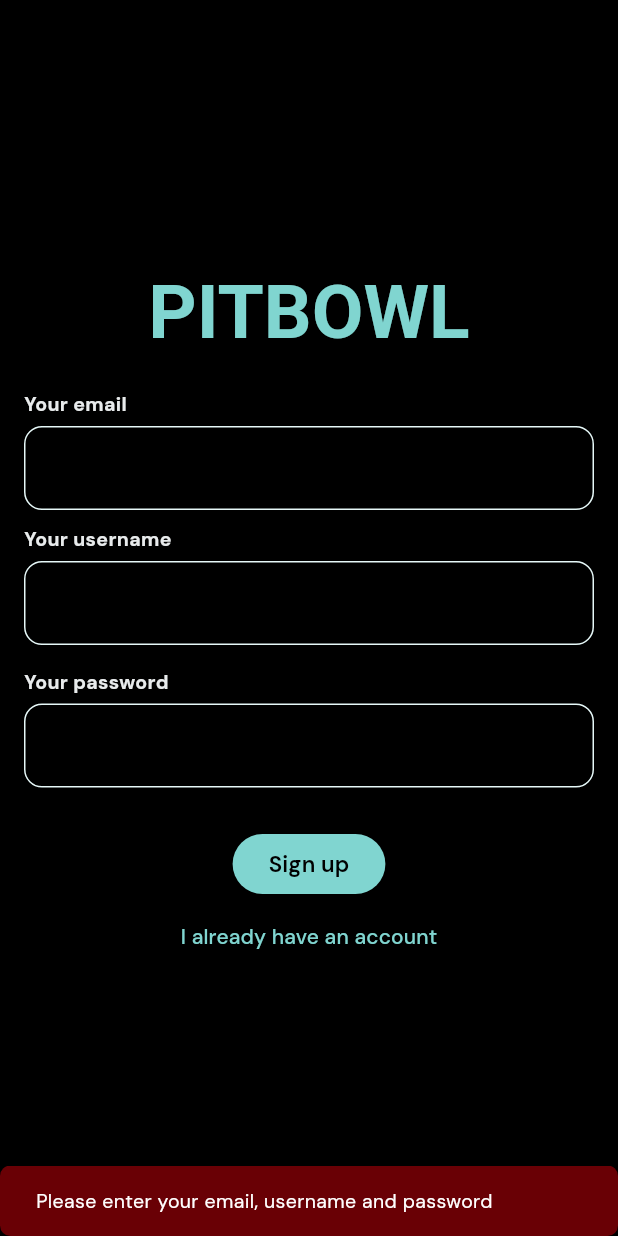
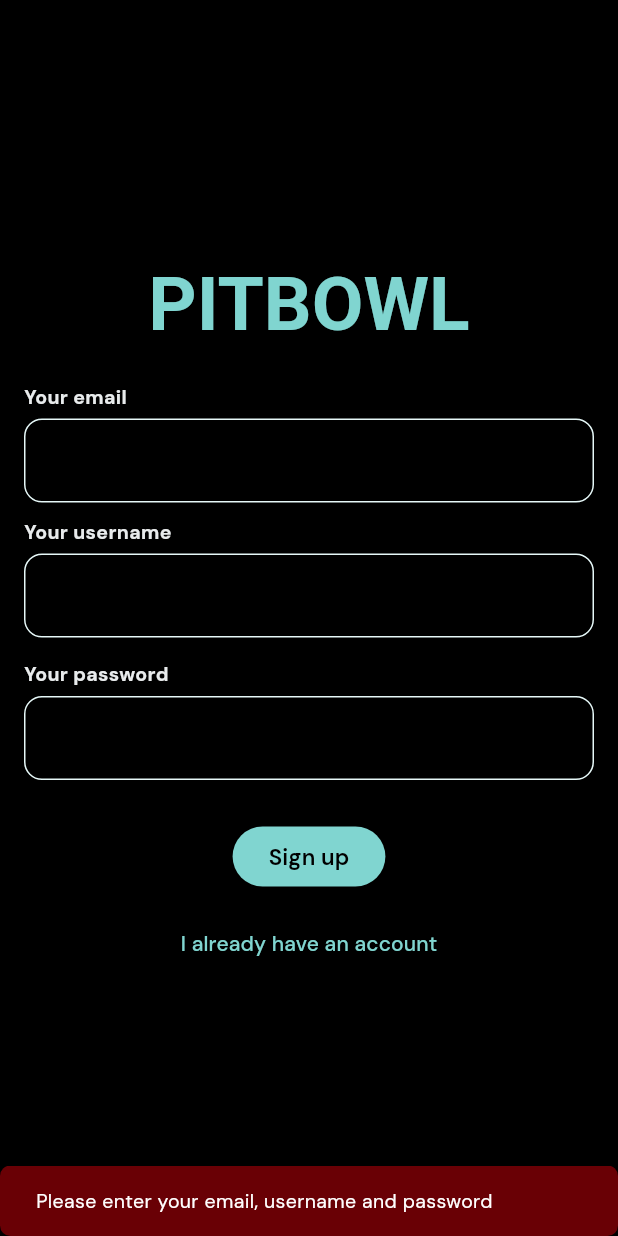
Before and after one commit to Reasondro/pitbowl, a Flutter app: the screen it shows after launch, after a tap on "Create an account", after a tap on "Sign up", on a phone screen of 412 x 824 dp. Run offline on Flutter 3.47's test engine with Material 3 defaults, Android fonts, the phone set to English and light mode, and no system bars; our stand-ins replace cloud_firestore, firebase_auth, firebase_core, firebase_storage, flutter_riverpod, google_fonts and 3 more; accounts and stored records are empty.

```diff
--- a/lib/screens/auth_screen.dart
+++ b/lib/screens/auth_screen.dart
@@ -150,13 +150,46 @@ class _AuthScreenState extends State<AuthScreen> {
           ),
         ),
       );
+      setState(() {
+        _isAuthenticating = false;
+      });
     } catch (e) {
       // print(e);
     }
 
     // print(
     //     "Successfully authenticated $username with email $email and password $password");
-    await firebaseAuth.currentUser!.updateDisplayName(username);
+
+    try {
+      await firebaseAuth.currentUser!.updateDisplayName(username);
+    } catch (e) {
+      if (!mounted) {
+        return;
+      }
+      ScaffoldMessenger.of(context).clearSnackBars();
+      ScaffoldMessenger.of(context).showSnackBar(
+        SnackBar(
+          content: const Text(
+            "Something weird has happened",
+            style: TextStyle(
+                color: Colors.white,
+                // fontWeight: FontWeight.bold,
+                fontSize: 13),
+            textAlign: TextAlign.left,
+          ),
+          backgroundColor: Theme.of(context).colorScheme.onError,
+          dismissDirection: DismissDirection.horizontal,
+          shape: const RoundedRectangleBorder(
+            borderRadius: BorderRadius.all(
+              Radius.circular(7),
+            ),
+          ),
+        ),
+      );
+      setState(() {
+        _isAuthenticating = false;
+      });
+    }
 
     setState(() {
       _isAuthenticating = false;
@@ -319,12 +352,20 @@ class _AuthScreenState extends State<AuthScreen> {
                         fontWeight: FontWeight.w600),
                   ),
                 ),
+              const SizedBox(
+                height: 10,
+              ),
               if (!_isAuthenticating)
                 TextButton(
                   onPressed: () {
                     setState(() {
                       _isSignIn = !_isSignIn;
                       // _isSignInMode = _isSignInMode ? false : true;
+                      FocusScope.of(context).unfocus();
+
+                      _emailController.clear();
+                      _usernameController.clear();
+                      _passwordController.clear();
                     });
                   },
                   child: Text(
--- a/lib/screens/pitbowl_screen.dart
+++ b/lib/screens/pitbowl_screen.dart
@@ -9,6 +9,7 @@ import 'package:pitbowl/widgets/feed_list.dart';
 import 'package:firebase_storage/firebase_storage.dart';
 import 'package:firebase_auth/firebase_auth.dart';
 import 'package:pitbowl/widgets/pitch_placeholder.dart';
+import 'package:pitbowl/screens/auth_screen.dart';
 
 final _firebaseAuth = FirebaseAuth.instance;
 
@@ -24,9 +25,15 @@ class PitbowlScreen extends ConsumerStatefulWidget {
 class _PitbwolScreenState extends ConsumerState<PitbowlScreen> {
   String activeScreenTitle = "PITBOWL";
   int currentScreenIndex = 0;
+  String username = "User";
 
   @override
   void initState() {
+    final currentUser = firebaseAuth.currentUser;
+    if (currentUser != null && currentUser.displayName != null) {
+      username = currentUser.displayName!;
+    }
+
     super.initState();
     loadFile();
   }
@@ -129,7 +136,7 @@ class _PitbwolScreenState extends ConsumerState<PitbowlScreen> {
             fontSize: 20, color: pitbowlColorTheme.copyWith().onSurface),
       );
     } else if (currentScreenIndex == 4) {
-      activeScreenTitle = "You";
+      activeScreenTitle = username;
       content =
           // Text(
           //   "Some random profile content",
```
